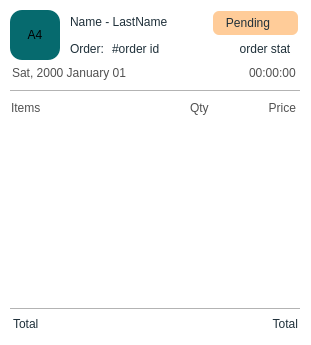
The window that ui/order.ui (MxGhadimi/Qwicky-Uni) describes before a commit, drawn with Qt 5.
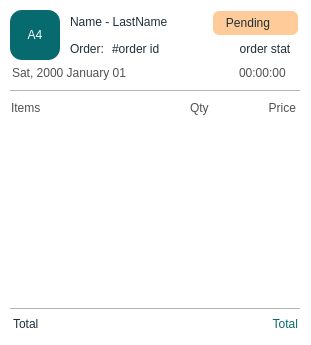
The same window after the commit.

Commit message: Refactor item, customer, and order classes - Completely rewrote item, customer, and order classes. - Made significant updates to related classes (show and add). - Added documentation and UML diagrams.

What changed in the file:
```diff
--- a/ui/order.ui
+++ b/ui/order.ui
@@ -134,11 +134,12 @@
      </rect>
     </property>
     <property name="styleSheet">
-     <string notr="true">color: rgb(31, 48, 58);
+     <string notr="true">color: rgb(6, 106, 110);
 font: 600 14pt &quot;Segoe UI&quot;;
 border: none;
 padding-bottom: 3px;
-text-align: left;</string>
+text-align: left;
+</string>
     </property>
     <property name="text">
      <string>Total</string>
@@ -170,7 +171,7 @@
    <widget class="QTimeEdit" name="timeEdit">
     <property name="geometry">
      <rect>
-      <x>230</x>
+      <x>220</x>
       <y>60</y>
       <width>70</width>
       <height>25</height>
@@ -521,7 +522,8 @@
      <string notr="true">background: rgb(6, 106, 110);
 border: none;
 border-radius: 12px;
-font: 700 15pt &quot;Segoe UI&quot;;</string>
+font: 700 15pt &quot;Segoe UI&quot;;
+color: white;</string>
     </property>
     <property name="text">
      <string>A4</string>
```
Left out of the diff: 110 changed lines with no effect on the pictures. The commit also changes 318 other files.
